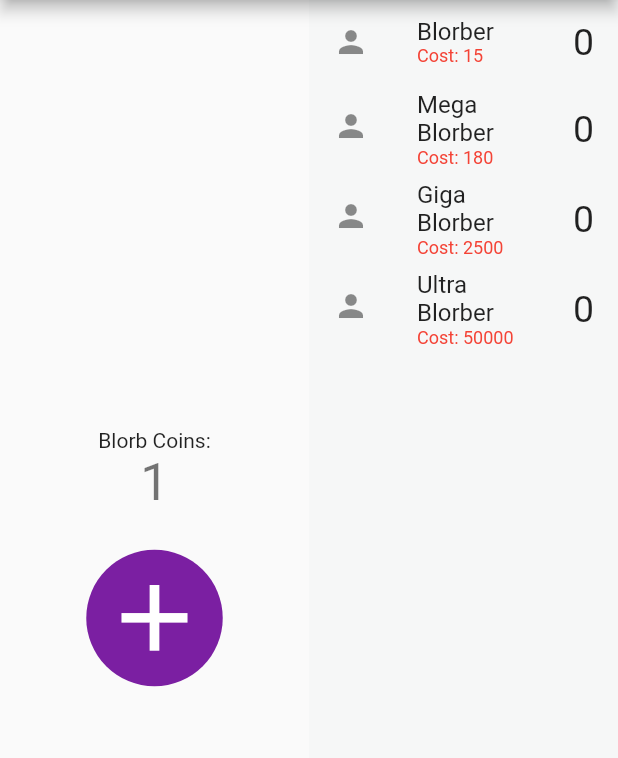
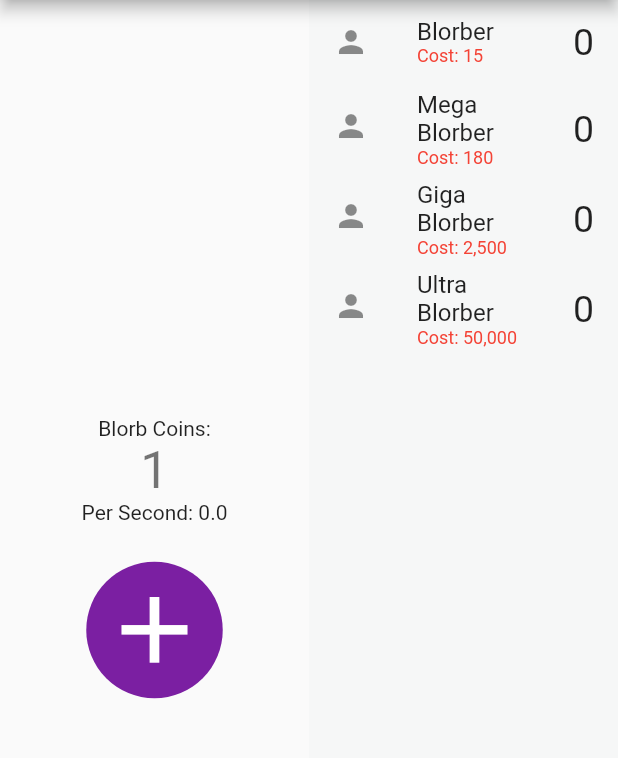
Before and after one commit to SevenDucks/BlorbClicker, a Flutter app: the screen it shows after launch, after a tap on the "add" icon, on a phone screen of 412 x 824 dp, the part 84-842 px from its top. Run offline on Flutter 3.47's test engine with Material 2 defaults, Android fonts, the light colour scheme and no system bars.

Commit message:
Number Formatting

```diff
--- a/lib/clicker_page.dart
+++ b/lib/clicker_page.dart
@@ -1,9 +1,15 @@
 import 'dart:async';
 import 'dart:math';
+import 'package:intl/intl.dart';
 
 import 'package:flutter/material.dart';
 
-double amount = 0;
+NumberFormat intFormat = NumberFormat('#,##0');
+NumberFormat floatFormat = NumberFormat('#,##0.0');
+
+double resourceAmount = 0;
+double resourcesPerSecond = 0;
+double resourcesPerTick = 0;
 
 class ClickerPage extends StatefulWidget {
   const ClickerPage({super.key});
@@ -27,11 +33,9 @@ class _ClickerPageState extends State<ClickerPage> {
       Producer('Ultra Blorber', 15, 50000),
     ];
 
-    timer = Timer.periodic(const Duration(milliseconds: 1000), (timer) {
+    timer = Timer.periodic(const Duration(milliseconds: 100), (timer) {
       setState(() {
-        for (Producer producer in producers) {
-          amount += producer.getProduction();
-        }
+        resourceAmount += resourcesPerTick;
       });
     });
   }
@@ -45,7 +49,6 @@ class _ClickerPageState extends State<ClickerPage> {
       body: Row(
         children: [
           Expanded(
-            child: Container(
             child: Column(
               mainAxisAlignment: MainAxisAlignment.center,
               children: [
@@ -53,12 +56,14 @@ class _ClickerPageState extends State<ClickerPage> {
                   'Blorb Coins:',
                 ),
                 Text(
-                    '${amount.floor()}',
+                  intFormat.format(resourceAmount.floor()),
                   style: Theme.of(context).textTheme.headline4,
+                ),
+                Text(
+                  'Per Second: ${floatFormat.format(resourcesPerSecond)}',
                 ),
                 ClickerButton(context, increment),
               ],
-              ),
             ),
           ),
           Expanded(
@@ -73,10 +78,10 @@ class _ClickerPageState extends State<ClickerPage> {
                       children: [
                         Text(producers[index].name),
                         Text(
-                          'Cost: ${producers[index].getCost()}',
+                          'Cost: ${intFormat.format(producers[index].currentCost)}',
                           style: TextStyle(
                             fontSize: 12,
-                            color: producers[index].getCost() > amount
+                            color: producers[index].currentCost > resourceAmount
                                 ? Colors.red
                                 : Colors.green,
                           ),
@@ -109,19 +114,23 @@ class _ClickerPageState extends State<ClickerPage> {
 
   void increment() {
     setState(() {
-      amount++;
+      resourceAmount++;
     });
   }
 
   void buy(Producer producer) {
-    int cost = producer.getCost();
-    if (amount < cost) {
-      return;
+    setState(() {
+      producer.buy();
+      recalc();
+    });
   }
-    setState(() {
-      amount -= cost;
-      producer.amount++;
-    });
+
+  void recalc() {
+    resourcesPerSecond = 0;
+    for (Producer producer in producers) {
+      resourcesPerSecond += producer.currentProduction;
+    }
+    resourcesPerTick = resourcesPerSecond / 10;
   }
 }
 
@@ -129,16 +138,26 @@ class Producer {
   String name;
   int amount = 0;
   double baseProduction;
+  late double currentProduction;
   int baseCost;
+  late int currentCost;
 
-  Producer(this.name, this.baseProduction, this.baseCost);
-
-  double getProduction() {
-    return baseProduction * amount;
+  Producer(this.name, this.baseProduction, this.baseCost) {
+    calc();
   }
 
-  int getCost() {
-    return (baseCost * pow(1.15, amount)).ceil();
+  void buy() {
+    if (resourceAmount < currentCost) {
+      return;
+    }
+    resourceAmount -= currentCost;
+    amount++;
+    calc();
+  }
+
+  void calc() {
+    currentProduction = baseProduction * amount;
+    currentCost = (baseCost * pow(1.15, amount)).ceil();
   }
 }
 
--- a/pubspec.yaml
+++ b/pubspec.yaml
@@ -31,6 +31,7 @@ environment:
 dependencies:
   flutter:
     sdk: flutter
+  intl: ^0.17.0
 
 
   # The following adds the Cupertino Icons font to your application.
```
Also changed, not shown: pubspec.lock. Lines whose indentation alone changed are shown as unchanged.
